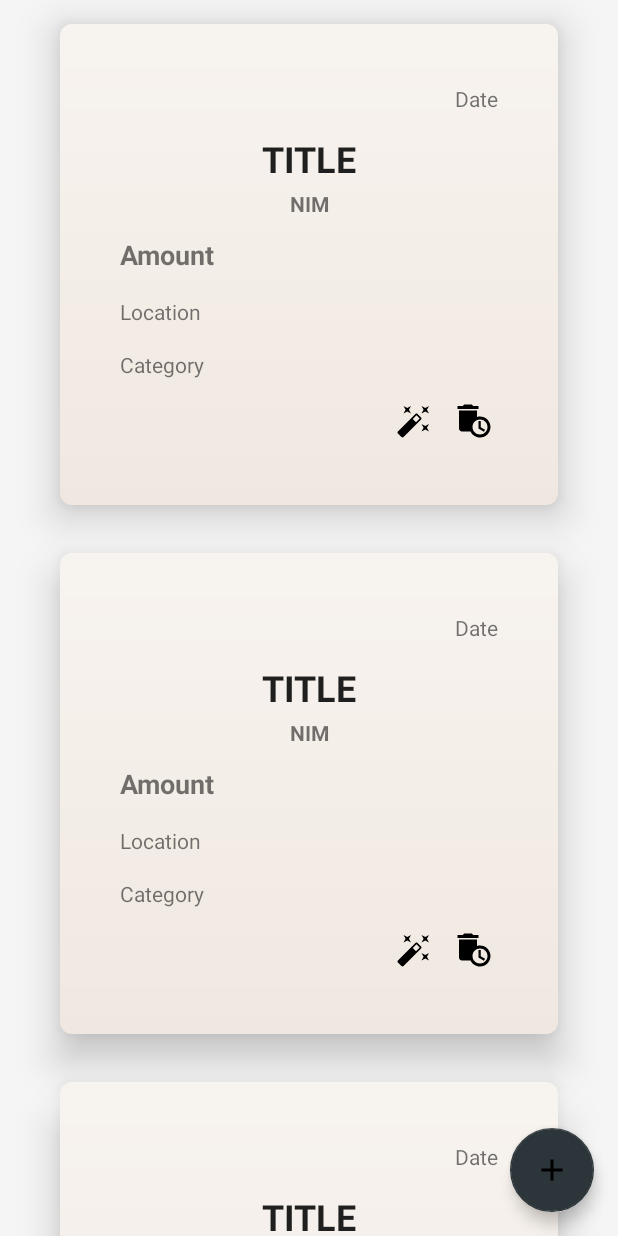
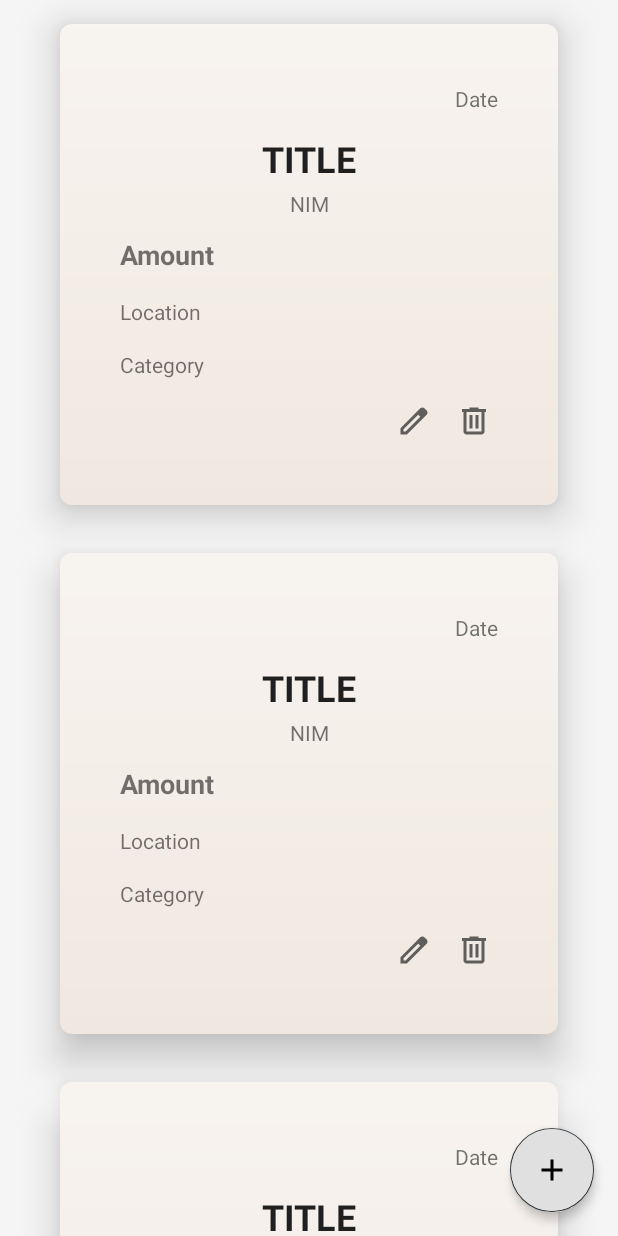
Before and after one commit to NicholasLiem/IF3210_2024_Android_KTL, an Android app: the layout fragment_transaction_list.xml on its own in the app's theme, with its tools: preview values and no code run, on a phone screen of 412 x 824 dp. Run offline under Robolectric (Android 15) with nearby library versions, the phone set to English and light mode, and no system bars.

Commit message:
style: fix bottom nav, toolbar, and icons

```diff
--- a/app/src/main/java/com/ktl/bondoman/MainActivity.kt
+++ b/app/src/main/java/com/ktl/bondoman/MainActivity.kt
@@ -6,6 +6,8 @@ import android.content.Context
 import android.content.Intent
 import android.content.IntentFilter
 import android.content.res.Configuration
+import android.graphics.Color
+import android.graphics.drawable.ColorDrawable
 import android.net.ConnectivityManager
 import android.os.Bundle
 import android.view.View
@@ -83,6 +85,7 @@ class MainActivity : AppCompatActivity() {
     private fun setupUIComponents() {
         val toolbar: Toolbar = findViewById(R.id.toolbar)
         setSupportActionBar(toolbar)
+        window.setBackgroundDrawable(ColorDrawable(Color.parseColor("#F5F5F5")))
 
         val sideNavView = findViewById<NavigationView>(R.id.side_navigation_menu)
         val navView = findViewById<BottomNavigationView>(R.id.navigation_menu)
--- a/app/src/main/java/com/ktl/bondoman/ui/auth/LoginActivity.kt
+++ b/app/src/main/java/com/ktl/bondoman/ui/auth/LoginActivity.kt
@@ -82,7 +82,7 @@ class LoginActivity : AppCompatActivity() {
                     Toast.makeText(this@LoginActivity, "Error: ${e.localizedMessage}", Toast.LENGTH_SHORT).show()
                 }
             } finally {
-                loadingButton.showLoading(false)
+                loadingButton.showLoadingWithDelay(false, 0)
             }
         }
     }
--- a/app/src/main/java/com/ktl/bondoman/ui/graph/GraphFragment.kt
+++ b/app/src/main/java/com/ktl/bondoman/ui/graph/GraphFragment.kt
@@ -1,5 +1,7 @@
 package com.ktl.bondoman.ui.graph
 
+import android.graphics.Color
+import android.graphics.drawable.ColorDrawable
 import android.os.Bundle
 import android.view.LayoutInflater
 import android.view.View
--- a/app/src/main/java/com/ktl/bondoman/ui/transaction/TransactionAdapter.kt
+++ b/app/src/main/java/com/ktl/bondoman/ui/transaction/TransactionAdapter.kt
@@ -56,12 +56,12 @@ class TransactionViewHolder(itemView: View) : RecyclerView.ViewHolder(itemView)
 
     @SuppressLint("SetTextI18n")
     fun bind(current: Transaction, editClickListener: ((Transaction) -> Unit)?, deleteClickListener: ((Transaction) -> Unit)?, itemClickListener: ((Transaction) -> Unit)?) {
-        titleView.text = "Title: " + current.title
+        titleView.text = current.title
         dateView.text = Transaction.getDateString(current.date)
         amountView.text = "Amount: Rp" + current.amount.toString()
         locationView.text = "Location: " + current.location
         categoryView.text = "Category: " + current.category
-        nimView.text = "NIM: " + current.nim
+        nimView.text = "by " + current.nim
         buttonEdit.setOnClickListener {
             editClickListener?.invoke(current)
         }
--- a/app/src/main/res/drawable/add_icon.xml
+++ b/app/src/main/res/drawable/add_icon.xml
@@ -1,3 +1,10 @@
-<vector xmlns:android="http://schemas.android.com/apk/res/android" android:height="24dp" android:tint="#000000" android:viewportHeight="24" android:viewportWidth="24" android:width="24dp">
-    <path android:fillColor="@color/white" android:pathData="M19,13h-6v6h-2v-6H5v-2h6V5h2v6h6v2z"/>
+<vector xmlns:android="http://schemas.android.com/apk/res/android"
+    android:width="24dp"
+    android:height="24dp"
+    android:viewportWidth="960"
+    android:viewportHeight="960"
+    android:tint="?attr/colorControlNormal">
+    <path
+        android:fillColor="@android:color/white"
+        android:pathData="M440,520L200,520L200,440L440,440L440,200L520,200L520,440L760,440L760,520L520,520L520,760L440,760L440,520Z"/>
 </vector>
--- a/app/src/main/res/drawable/circular_progress_bar.xml
+++ b/app/src/main/res/drawable/circular_progress_bar.xml
@@ -1,16 +1,15 @@
-<?xml version="1.0" encoding="utf-8"?>
 <rotate xmlns:android="http://schemas.android.com/apk/res/android"
     android:fromDegrees="270"
     android:toDegrees="270">
     <shape
         android:innerRadiusRatio="2.5"
         android:shape="ring"
-        android:thickness="1dp"
+        android:thickness="8dp"
         android:useLevel="true">
 
         <gradient
             android:angle="0"
-            android:endColor="#007DD6"
+            android:endColor="#00BFFF"
             android:startColor="#007DD6"
             android:type="sweep"
             android:useLevel="false" />
--- a/app/src/main/res/drawable/ic_delete.xml
+++ b/app/src/main/res/drawable/ic_delete.xml
@@ -1,9 +1,10 @@
-<vector xmlns:android="http://schemas.android.com/apk/res/android" android:height="24dp" android:tint="#000000" android:viewportHeight="24" android:viewportWidth="24" android:width="24dp">
-
-    <path android:fillColor="@android:color/white" android:pathData="M15,2l-3.5,0l-1,-1l-5,0l-1,1l-3.5,0l0,2l14,0z"/>
-
-    <path android:fillColor="@android:color/white" android:pathData="M16,9c-0.7,0 -1.37,0.1 -2,0.29V5H2v12c0,1.1 0.9,2 2,2h5.68c1.12,2.36 3.53,4 6.32,4c3.87,0 7,-3.13 7,-7C23,12.13 19.87,9 16,9zM16,21c-2.76,0 -5,-2.24 -5,-5s2.24,-5 5,-5s5,2.24 5,5S18.76,21 16,21z"/>
-
-    <path android:fillColor="@android:color/white" android:pathData="M16.5,12l-1.5,0l0,5l3.6,2.1l0.8,-1.2l-2.9,-1.7z"/>
-
+<vector xmlns:android="http://schemas.android.com/apk/res/android"
+    android:width="24dp"
+    android:height="24dp"
+    android:viewportWidth="960"
+    android:viewportHeight="960"
+    android:tint="?attr/colorControlNormal">
+    <path
+        android:fillColor="@android:color/white"
+        android:pathData="M280,840Q247,840 223.5,816.5Q200,793 200,760L200,240L160,240L160,160L360,160L360,120L600,120L600,160L800,160L800,240L760,240L760,760Q760,793 736.5,816.5Q713,840 680,840L280,840ZM680,240L280,240L280,760Q280,760 280,760Q280,760 280,760L680,760Q680,760 680,760Q680,760 680,760L680,240ZM360,680L440,680L440,320L360,320L360,680ZM520,680L600,680L600,320L520,320L520,680ZM280,240L280,240L280,760Q280,760 280,760Q280,760 280,760L280,760Q280,760 280,760Q280,760 280,760L280,240Z"/>
 </vector>
--- a/app/src/main/res/drawable/ic_edit.xml
+++ b/app/src/main/res/drawable/ic_edit.xml
@@ -1,5 +1,10 @@
-<vector xmlns:android="http://schemas.android.com/apk/res/android" android:height="24dp" android:tint="#000000" android:viewportHeight="24" android:viewportWidth="24" android:width="24dp">
-
-    <path android:fillColor="@android:color/white" android:pathData="M7.5,5.6L10,7 8.6,4.5 10,2 7.5,3.4 5,2l1.4,2.5L5,7zM19.5,15.4L17,14l1.4,2.5L17,19l2.5,-1.4L22,19l-1.4,-2.5L22,14zM22,2l-2.5,1.4L17,2l1.4,2.5L17,7l2.5,-1.4L22,7l-1.4,-2.5zM14.37,7.29c-0.39,-0.39 -1.02,-0.39 -1.41,0L1.29,18.96c-0.39,0.39 -0.39,1.02 0,1.41l2.34,2.34c0.39,0.39 1.02,0.39 1.41,0L16.7,11.05c0.39,-0.39 0.39,-1.02 0,-1.41l-2.33,-2.35zM13.34,12.78l-2.12,-2.12 2.44,-2.44 2.12,2.12 -2.44,2.44z"/>
-
+<vector xmlns:android="http://schemas.android.com/apk/res/android"
+    android:width="24dp"
+    android:height="24dp"
+    android:viewportWidth="960"
+    android:viewportHeight="960"
+    android:tint="?attr/colorControlNormal">
+    <path
+        android:fillColor="@android:color/white"
+        android:pathData="M200,760L257,760L648,369L591,312L200,703L200,760ZM120,840L120,670L648,143Q660,132 674.5,126Q689,120 705,120Q721,120 736,126Q751,132 762,144L817,200Q829,211 834.5,226Q840,241 840,256Q840,272 834.5,286.5Q829,301 817,313L290,840L120,840ZM760,256L760,256L704,200L704,200L760,256ZM619,341L591,312L591,312L648,369L648,369L619,341Z"/>
 </vector>
--- a/app/src/main/res/drawable/nav_item_background_selector.xml
+++ b/app/src/main/res/drawable/nav_item_background_selector.xml
@@ -5,7 +5,7 @@
                 android:startColor="#F5ECE3"
                 android:endColor="#E2D1C3"
                 android:angle="270" />
-            <corners android:radius="8dp"/>
+            <corners android:radius="16dp"/>
         </shape>
     </item>
 
--- a/app/src/main/res/layout/activity_main.xml
+++ b/app/src/main/res/layout/activity_main.xml
@@ -24,10 +24,11 @@
         android:id="@+id/toolbar"
         android:layout_width="match_parent"
         android:layout_height="?attr/actionBarSize"
-        android:background="@color/brownPrimary"
+        android:background="@drawable/toolbar_bg"
         app:titleTextColor="@color/bondo_white"
         app:layout_constraintTop_toTopOf="parent"
         app:title=""
+        android:elevation="16dp"
         tools:layout_editor_absoluteX="0dp" />
 
     <androidx.fragment.app.FragmentContainerView
--- a/app/src/main/res/layout/fragment_transaction_list.xml
+++ b/app/src/main/res/layout/fragment_transaction_list.xml
@@ -35,9 +35,13 @@
             android:id="@+id/fab"
             app:layout_constraintBottom_toBottomOf="parent"
             app:layout_constraintEnd_toEndOf="parent"
+            app:elevation="4dp"
+            app:pressedTranslationZ="6dp"
             android:layout_width="wrap_content"
             android:layout_height="wrap_content"
             android:layout_margin="16dp"
+            android:padding="16dp"
+            android:backgroundTint="#E0E0E0"
             android:src="@drawable/add_icon"
             android:contentDescription="Add word"/>
 
--- a/app/src/main/res/layout/recyclerview_item.xml
+++ b/app/src/main/res/layout/recyclerview_item.xml
@@ -44,7 +44,6 @@
             android:layout_height="wrap_content"
             android:textAlignment="center"
             android:textSize="14sp"
-            android:textStyle="bold"
             android:text="NIM"
             android:padding="4dp" />
 
--- a/app/src/main/res/values-night/themes.xml
+++ b/app/src/main/res/values-night/themes.xml
@@ -12,5 +12,6 @@
         <!-- Status bar color. -->
         <item name="android:statusBarColor">?attr/colorPrimary</item>
         <item name="android:navigationBarColor">?attr/colorPrimary</item>
+        <item name="android:windowBackground">@color/whitePrimary</item>
     </style>
 </resources>
--- a/app/src/main/res/values/themes.xml
+++ b/app/src/main/res/values/themes.xml
@@ -10,7 +10,8 @@
         <item name="colorSecondaryVariant">@color/dim_gray</item>
         <item name="colorOnSecondary">@color/black</item>
         <!-- Status bar color. -->
-        <item name="android:statusBarColor">?attr/colorPrimary</item>
+        <item name="android:statusBarColor">#8C7367</item>
         <item name="android:navigationBarColor">?attr/colorPrimary</item>
+        <item name="android:windowBackground">@color/whitePrimary</item>
     </style>
 </resources>
```
Also changed, not shown: app/src/main/res/drawable/toolbar_bg.xml (added, +10 -0 lines).
